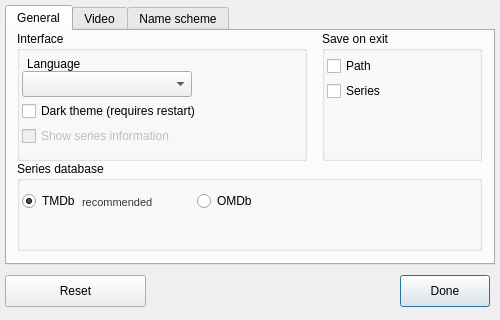
Before: the Qt Designer form SeriesScraper/settingswindow.ui in martinLutz1/SeriesScraper, drawn with Qt 5.
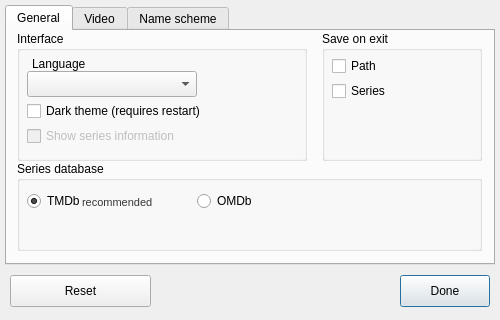
After: the same form once the commit is applied.

Commit message: Windows adjustments

Diff of the .ui file:
```diff
--- a/SeriesScraper/settingswindow.ui
+++ b/SeriesScraper/settingswindow.ui
@@ -77,7 +77,7 @@
       </property>
       <property name="geometry">
        <rect>
-        <x>5</x>
+        <x>10</x>
         <y>30</y>
         <width>60</width>
         <height>20</height>
@@ -140,7 +140,7 @@
      <widget class="QCheckBox" name="savePathCheckBox">
       <property name="geometry">
        <rect>
-        <x>5</x>
+        <x>10</x>
         <y>25</y>
         <width>140</width>
         <height>20</height>
@@ -153,7 +153,7 @@
      <widget class="QCheckBox" name="saveSeriesCheckBox">
       <property name="geometry">
        <rect>
-        <x>5</x>
+        <x>10</x>
         <y>50</y>
         <width>140</width>
         <height>20</height>
@@ -182,7 +182,7 @@
       </property>
       <property name="geometry">
        <rect>
-        <x>5</x>
+        <x>10</x>
         <y>95</y>
         <width>290</width>
         <height>20</height>
@@ -195,7 +195,7 @@
      <widget class="QComboBox" name="selectInterfaceLanguageComboBox">
       <property name="geometry">
        <rect>
-        <x>5</x>
+        <x>10</x>
         <y>40</y>
         <width>170</width>
         <height>26</height>
@@ -205,7 +205,7 @@
      <widget class="QLabel" name="languageLabel">
       <property name="geometry">
        <rect>
-        <x>10</x>
+        <x>15</x>
         <y>25</y>
         <width>150</width>
         <height>16</height>
@@ -218,7 +218,7 @@
      <widget class="QCheckBox" name="darkThemeCheckBox">
       <property name="geometry">
        <rect>
-        <x>5</x>
+        <x>10</x>
         <y>70</y>
         <width>290</width>
         <height>20</height>
@@ -386,7 +386,7 @@
   <widget class="QPushButton" name="resetButton">
    <property name="geometry">
     <rect>
-     <x>5</x>
+     <x>10</x>
      <y>275</y>
      <width>141</width>
      <height>32</height>
```
The commit also changes 1 other file.
